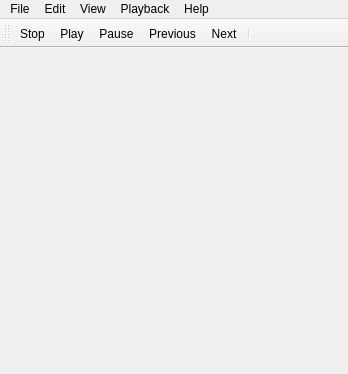
The window that MainWindow.ui (kuba160/ddb_gui_qt5) describes before a commit, drawn with Qt 5.
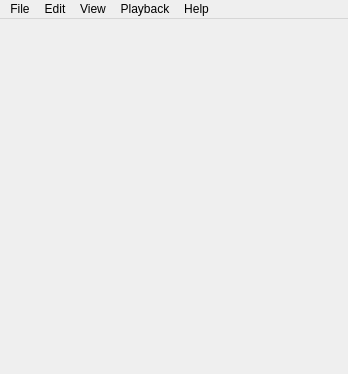
The same window after the commit. Icons and pictures are not drawn.

What changed in the file:
```diff
--- a/MainWindow.ui
+++ b/MainWindow.ui
@@ -27,6 +27,12 @@
    <set>QMainWindow::AllowTabbedDocks|QMainWindow::AnimatedDocks|QMainWindow::VerticalTabs</set>
   </property>
   <widget class="QWidget" name="centralwidget">
+   <property name="sizePolicy">
+    <sizepolicy hsizetype="MinimumExpanding" vsizetype="MinimumExpanding">
+     <horstretch>0</horstretch>
+     <verstretch>0</verstretch>
+    </sizepolicy>
+   </property>
    <layout class="QHBoxLayout" name="horizontalLayout">
     <property name="leftMargin">
      <number>0</number>
@@ -131,53 +137,6 @@
    <addaction name="Options"/>
    <addaction name="Help"/>
   </widget>
-  <widget class="QToolBar" name="PlaybackToolbar">
-   <property name="sizePolicy">
-    <sizepolicy hsizetype="Fixed" vsizetype="Minimum">
-     <horstretch>0</horstretch>
-     <verstretch>0</verstretch>
-    </sizepolicy>
-   </property>
-   <property name="minimumSize">
-    <size>
-     <width>0</width>
-     <height>0</height>
-    </size>
-   </property>
-   <property name="windowTitle">
-    <string>Playback control</string>
-   </property>
-   <property name="statusTip">
-    <string notr="true"/>
-   </property>
-   <property name="movable">
-    <bool>true</bool>
-   </property>
-   <property name="allowedAreas">
-    <set>Qt::LeftToolBarArea|Qt::TopToolBarArea</set>
-   </property>
-   <property name="iconSize">
-    <size>
-     <width>16</width>
-     <height>16</height>
-    </size>
-   </property>
-   <property name="floatable">
-    <bool>false</bool>
-   </property>
-   <attribute name="toolBarArea">
-    <enum>TopToolBarArea</enum>
-   </attribute>
-   <attribute name="toolBarBreak">
-    <bool>false</bool>
-   </attribute>
-   <addaction name="actionStop"/>
-   <addaction name="actionPlay"/>
-   <addaction name="actionPause"/>
-   <addaction name="actionPrev"/>
-   <addaction name="actionNext"/>
-   <addaction name="separator"/>
-  </widget>
   <action name="actionAddFolder">
    <property name="text">
     <string>Add Folder(s)...</string>
```
Left out of the diff: 6 changed lines with no effect on the pictures.
